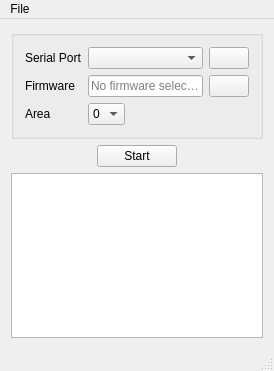
First picture: the form in src/gui.ui, repository flueke/mvp, before the edit.
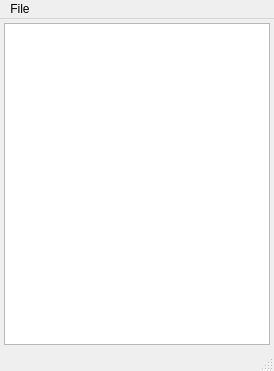
Second picture: the form after the edit. Icons and pictures are not drawn.

```diff
--- a/src/gui.ui
+++ b/src/gui.ui
@@ -19,163 +19,21 @@
   </property>
   <widget class="QWidget" name="centralWidget">
    <layout class="QVBoxLayout" name="verticalLayout">
-    <item>
-     <widget class="QGroupBox" name="gb_input">
-      <layout class="QGridLayout" name="gridLayout_2">
-       <item row="0" column="3">
-        <widget class="QPushButton" name="pb_refresh_serial_ports">
-         <property name="toolTip">
-          <string>Refresh serial ports</string>
-         </property>
-         <property name="statusTip">
-          <string>Refresh serial ports</string>
-         </property>
-         <property name="text">
-          <string/>
-         </property>
-         <property name="icon">
-          <iconset resource="resources.qrc">
-           <normaloff>:/connecting.png</normaloff>:/connecting.png</iconset>
-         </property>
-         <property name="iconSize">
-          <size>
-           <width>16</width>
-           <height>16</height>
-          </size>
-         </property>
-        </widget>
-       </item>
-       <item row="2" column="1">
-        <widget class="QComboBox" name="combo_area">
-         <item>
-          <property name="text">
-           <string>0</string>
-          </property>
-         </item>
-         <item>
-          <property name="text">
-           <string>1</string>
-          </property>
-         </item>
-         <item>
-          <property name="text">
-           <string>2</string>
-          </property>
-         </item>
-         <item>
-          <property name="text">
-           <string>3</string>
-          </property>
-         </item>
-        </widget>
-       </item>
-       <item row="2" column="2">
-        <spacer name="horizontalSpacer">
-         <property name="orientation">
-          <enum>Qt::Horizontal</enum>
-         </property>
-         <property name="sizeHint" stdset="0">
-          <size>
-           <width>40</width>
-           <height>20</height>
-          </size>
-         </property>
-        </spacer>
-       </item>
-       <item row="1" column="1" colspan="2">
-        <widget class="QLineEdit" name="le_filename">
-         <property name="readOnly">
-          <bool>true</bool>
-         </property>
-         <property name="placeholderText">
-          <string>No firmware selected...</string>
-         </property>
-        </widget>
-       </item>
-       <item row="1" column="3">
-        <widget class="QPushButton" name="pb_open_file">
-         <property name="text">
-          <string/>
-         </property>
-         <property name="iconSize">
-          <size>
-           <width>16</width>
-           <height>16</height>
-          </size>
-         </property>
-        </widget>
-       </item>
-       <item row="1" column="0">
-        <widget class="QLabel" name="label_12">
-         <property name="text">
-          <string>Firmware</string>
-         </property>
-        </widget>
-       </item>
-       <item row="2" column="0">
-        <widget class="QLabel" name="label_6">
-         <property name="text">
-          <string>Area</string>
-         </property>
-        </widget>
-       </item>
-       <item row="0" column="1" colspan="2">
-        <widget class="QComboBox" name="combo_serial_ports">
-         <property name="sizePolicy">
-          <sizepolicy hsizetype="MinimumExpanding" vsizetype="Fixed">
-           <horstretch>0</horstretch>
-           <verstretch>0</verstretch>
-          </sizepolicy>
-         </property>
-        </widget>
-       </item>
-       <item row="0" column="0">
-        <widget class="QLabel" name="label">
-         <property name="text">
-          <string>Serial Port</string>
-         </property>
-        </widget>
-       </item>
-      </layout>
-     </widget>
-    </item>
-    <item>
-     <layout class="QHBoxLayout" name="horizontalLayout">
-      <item>
-       <spacer name="horizontalSpacer_4">
-        <property name="orientation">
-         <enum>Qt::Horizontal</enum>
-        </property>
-        <property name="sizeHint" stdset="0">
-         <size>
-          <width>58</width>
-          <height>20</height>
-         </size>
-        </property>
-       </spacer>
-      </item>
-      <item>
-       <widget class="QPushButton" name="pb_firmware_start">
-        <property name="text">
-         <string>Start</string>
-        </property>
-       </widget>
-      </item>
-      <item>
-       <spacer name="horizontalSpacer_5">
-        <property name="orientation">
-         <enum>Qt::Horizontal</enum>
-        </property>
-        <property name="sizeHint" stdset="0">
-         <size>
-          <width>40</width>
-          <height>20</height>
-         </size>
-        </property>
-       </spacer>
-      </item>
-     </layout>
-    </item>
+    <property name="spacing">
+     <number>3</number>
+    </property>
+    <property name="leftMargin">
+     <number>4</number>
+    </property>
+    <property name="topMargin">
+     <number>4</number>
+    </property>
+    <property name="rightMargin">
+     <number>4</number>
+    </property>
+    <property name="bottomMargin">
+     <number>4</number>
+    </property>
     <item>
      <widget class="QTextBrowser" name="logview">
       <property name="tabChangesFocus">
```
Left out of the diff: 50 changed lines with no effect on the pictures.
